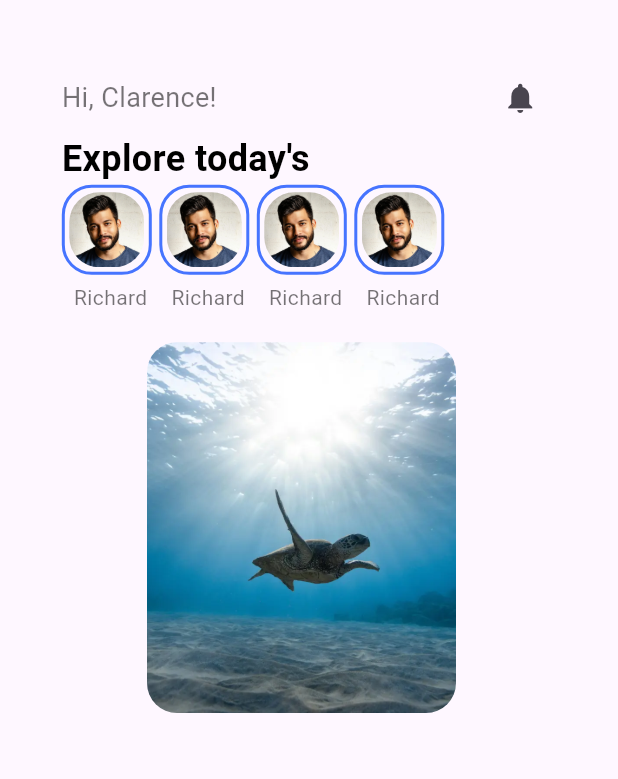
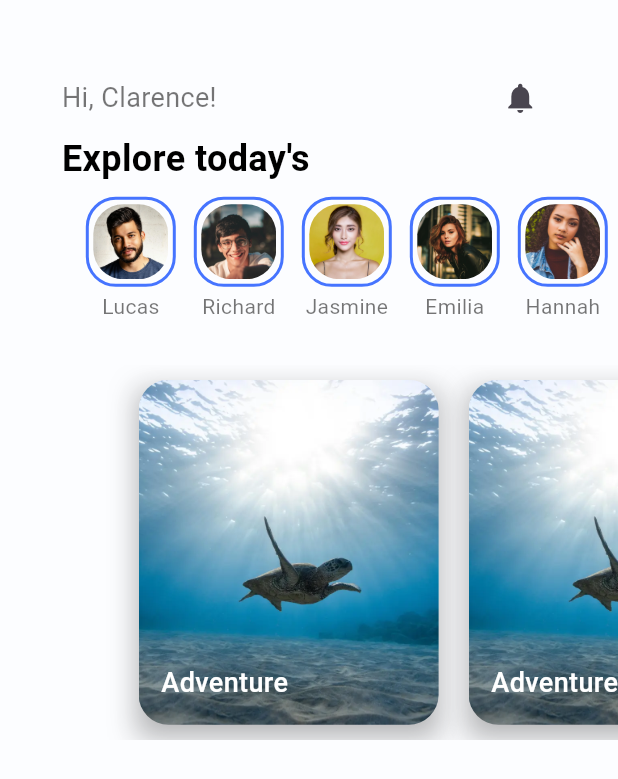
Before and after one commit to ClarenceLaria/blog_club, a Flutter app: the HomePage screen opened directly, on a phone screen of 412 x 824 dp. Shown: the top 779 px of the screen. Run offline on Flutter 3.47's test engine with Material 3 defaults, Android fonts, the light colour scheme and no system bars; our stand-ins replace sliding_up_panel, smooth_page_indicator, story_view.

Commit message:
Stories list and Categories Section updates

```diff
--- /dev/null
+++ b/lib/components/stories.dart
@@ -0,0 +1,39 @@
+import 'package:flutter/material.dart';
+import 'package:story_view/story_view.dart';
+
+class UserStories extends StatefulWidget {
+  const UserStories({super.key});
+
+  @override
+  _UserStoriesState createState() => _UserStoriesState();
+}
+
+class _UserStoriesState extends State<UserStories> {
+  final StoryController controller = StoryController();
+
+  final List<StoryItem> storyItems = [
+    StoryItem.text(title: "Welcome to my story!", backgroundColor: Colors.blue),
+    StoryItem.pageImage(
+      url: "https://example.com/story1.jpg",
+      controller: StoryController(),
+    ),
+    StoryItem.pageImage(
+      url: "https://example.com/story2.jpg",
+      controller: StoryController(),
+    ),
+  ];
+
+  @override
+  Widget build(BuildContext context) {
+    return Scaffold(
+      body: StoryView(
+        storyItems: storyItems,
+        controller: controller,
+        onComplete: () {
+          Navigator.pop(context);
+        },
+        repeat: false,
+      ),
+    );
+  }
+}
--- /dev/null
+++ b/lib/constants/stories_list.dart
@@ -0,0 +1,8 @@
+
+var stories = [
+    {"name": "Lucas", "image": "assets/images/face.webp"},
+    {"name": "Richard", "image": "assets/images/face1.webp"},
+    {"name": "Jasmine", "image": "assets/images/face2.webp"},
+    {"name": "Emilia", "image": "assets/images/face3.webp"},
+    {"name": "Hannah", "image": "assets/images/face4.webp"},
+  ];
--- a/lib/main.dart
+++ b/lib/main.dart
@@ -1,9 +1,9 @@
 import 'package:flutter/material.dart';
-import 'package:blog_club/components/on_boarding.dart';
+import 'package:blog_club/components/stories.dart';
 import 'package:blog_club/pages/home.dart';
 
 void main() {
-  runApp(MyApp());
+  runApp(const MyApp());
 }
 
 class MyApp extends StatelessWidget{
@@ -47,7 +47,7 @@ class _BlogClubPageState extends State<BlogClubPage>{
               )
             ),
           ),
-          const OnBoarding(),
+          const HomePage(),
         ],
       ),
     );
--- a/lib/pages/home.dart
+++ b/lib/pages/home.dart
@@ -1,7 +1,8 @@
 import 'package:flutter/material.dart';
+import 'package:blog_club/constants/stories_list.dart';
 
 class HomePage extends StatefulWidget {
-  const HomePage({Key? key}) : super(key: key);
+  const HomePage({super.key});
 
   @override
   State<HomePage> createState() {
@@ -12,9 +13,11 @@ class HomePage extends StatefulWidget {
 class _HomePageState extends State<HomePage> {
   _HomePageState();
 
+  final storiesList = stories;
   @override
   Widget build(BuildContext context) {
     return Scaffold(
+      backgroundColor: const Color.fromARGB(223,229,236,255).withOpacity(0.1),
       body: Stack(
         children: [
           Padding(
@@ -62,13 +65,18 @@ class _HomePageState extends State<HomePage> {
                         ),
                       ),
                       SizedBox(
-                        child: Row(
-                          // mainAxisAlignment: MainAxisAlignment.spaceEvenly,
-                          children: [
-                            Column(
+                        height: 100,
+                        child: ListView.builder(
+                          scrollDirection: Axis.horizontal,
+                          itemCount: storiesList.length,
+                          padding: const EdgeInsets.symmetric(horizontal: 10),
+                          itemBuilder: (context, index) {
+                            return Padding(
+                              padding: const EdgeInsets.symmetric(horizontal: 3.0, vertical: 5.0),
+                              child: Column(
                                 children: [
                                   Container(
-                                  margin: const EdgeInsets.only(right: 5),
+                                    margin: const EdgeInsets.all(3),
                                     decoration: BoxDecoration(
                                       border: Border.all(
                                         width: 2.0,
@@ -80,8 +88,10 @@ class _HomePageState extends State<HomePage> {
                                       padding: const EdgeInsets.all(3.0),
                                       child: ClipRRect(
                                         borderRadius: BorderRadius.circular(20),
-                                      child: const Image(
-                                        image: AssetImage('assets/images/face.webp'),
+                                        child: Image(
+                                          image: AssetImage(
+                                            storiesList[index]['image']!,
+                                          ),
                                           height: 50,
                                           width: 50,
                                           fit: BoxFit.cover,
@@ -89,134 +99,108 @@ class _HomePageState extends State<HomePage> {
                                       ),
                                     ),
                                   ),
-                                const SizedBox(height: 5,),
-                                const Text(
-                                  'Richard',
-                                  style: TextStyle(
+                                  Text(
+                                    storiesList[index]['name']!,
+                                    style: const TextStyle(
                                       fontSize: 14,
                                       color: Colors.black54,
                                     ),
                                   )
                                 ],
                               ),
-                            Column(
-                              children: [
-                                Container(
-                                  margin: const EdgeInsets.only(right: 5),
-                                  decoration: BoxDecoration(
-                                    border: Border.all(
-                                      width: 2.0,
-                                      color: const Color.fromARGB(237,56,106,255)
-                                    ),
-                                    borderRadius: const BorderRadius.all(Radius.circular(20)),
-                                  ),
-                                  child: Padding(
-                                    padding: const EdgeInsets.all(3.0),
-                                    child: ClipRRect(
-                                      borderRadius: BorderRadius.circular(20),
-                                      child: const Image(
-                                        image: AssetImage('assets/images/face.webp'),
-                                        height: 50,
-                                        width: 50,
-                                        fit: BoxFit.cover,
-                                      ),
-                                    ),
-                                  ),
-                                ),
-                                const SizedBox(height: 5,),
-                                const Text(
-                                  'Richard',
-                                  style: TextStyle(
-                                    fontSize: 14,
-                                    color: Colors.black54,
-                                  ),
-                                )
-                              ],
-                            ),
-                            Column(
-                              children: [
-                                Container(
-                                  margin: const EdgeInsets.only(right: 5),
-                                  decoration: BoxDecoration(
-                                    border: Border.all(
-                                      width: 2.0,
-                                      color: const Color.fromARGB(237,56,106,255)
-                                    ),
-                                    borderRadius: const BorderRadius.all(Radius.circular(20)),
-                                  ),
-                                  child: Padding(
-                                    padding: const EdgeInsets.all(3.0),
-                                    child: ClipRRect(
-                                      borderRadius: BorderRadius.circular(20),
-                                      child: const Image(
-                                        image: AssetImage('assets/images/face.webp'),
-                                        height: 50,
-                                        width: 50,
-                                        fit: BoxFit.cover,
-                                      ),
-                                    ),
-                                  ),
-                                ),
-                                const SizedBox(height: 5,),
-                                const Text(
-                                  'Richard',
-                                  style: TextStyle(
-                                    fontSize: 14,
-                                    color: Colors.black54,
-                                  ),
-                                )
-                              ],
-                            ),
-                            Column(
-                              children: [
-                                Container(
-                                  margin: const EdgeInsets.only(right: 5),
-                                  decoration: BoxDecoration(
-                                    border: Border.all(
-                                      width: 2.0,
-                                      color: const Color.fromARGB(237,56,106,255)
-                                    ),
-                                    borderRadius: const BorderRadius.all(Radius.circular(20)),
-                                  ),
-                                  child: Padding(
-                                    padding: const EdgeInsets.all(3.0),
-                                    child: ClipRRect(
-                                      borderRadius: BorderRadius.circular(20),
-                                      child: const Image(
-                                        image: AssetImage('assets/images/face.webp'),
-                                        height: 50,
-                                        width: 50,
-                                        fit: BoxFit.cover,
-                                      ),
-                                    ),
-                                  ),
-                                ),
-                                const SizedBox(height: 5,),
-                                const Text(
-                                  'Richard',
-                                  style: TextStyle(
-                                    fontSize: 14,
-                                    color: Colors.black54,
-                                  ),
-                                )
-                              ],
-                            ),
-                          ],
+                            );
+                          },
                         ),
                       ),
                     ],
                   ),
                 ),
                 const SizedBox(height: 20,),
+                SizedBox(
+                  height: 270,
+                  child: Padding(
+                    padding: EdgeInsets.only(left: MediaQuery.of(context).size.width * 0.1, bottom: 20),
+                    child: ListView(
+                      scrollDirection: Axis.horizontal,
+                      padding: EdgeInsets.only(left: MediaQuery.of(context).size.width * 0.1),
+                      children: [
                         Container(
-                  margin: const EdgeInsets.only(right: 10),
-                  child: ClipRRect(
+                          margin: const EdgeInsets.all(10),
+                          decoration: BoxDecoration(
+                            boxShadow: [
+                              BoxShadow(
+                                color: Colors.black.withOpacity(0.3),
+                                blurRadius: 15,
+                                spreadRadius: 1,
+                                offset: const Offset(0, 8),
+                              )
+                            ]
+                          ),
+                          child: Stack(
+                            alignment: Alignment.bottomLeft,
+                            children: [
+                              ClipRRect(
                                 borderRadius: BorderRadius.circular(20),
-                    child: Image(
-                      image: const AssetImage('assets/images/on_boarding_images/turtle.webp'),
-                      height: MediaQuery.of(context).size.height * 0.3,
-                      width: MediaQuery.of(context).size.width * 0.5,
+                                child: const Image(
+                                  image: AssetImage('assets/images/on_boarding_images/turtle.webp'),
+                                  height: 250,
+                                  width: 200,
                                   fit: BoxFit.cover,
+                                ),
+                              ),
+                              Container(
+                                padding: const EdgeInsets.symmetric(vertical: 15, horizontal: 15),
+                                child: const Text(
+                                  'Adventure',
+                                  style: TextStyle(
+                                    fontSize: 18,
+                                    fontWeight: FontWeight.w500,
+                                    color: Colors.white,
+                                  ),
+                                ),
+                              )
+                            ],
+                          ),
+                        ),
+                        Container(
+                          margin: const EdgeInsets.all(10),
+                          decoration: BoxDecoration(
+                            boxShadow: [
+                              BoxShadow(
+                                color: Colors.black.withOpacity(0.3),
+                                blurRadius: 15,
+                                spreadRadius: 1,
+                                offset: const Offset(0, 8),
+                              )
+                            ]
+                          ),
+                          child: Stack(
+                            alignment: Alignment.bottomLeft,
+                            children: [
+                              ClipRRect(
+                                borderRadius: BorderRadius.circular(20),
+                                child: const Image(
+                                  image: AssetImage('assets/images/on_boarding_images/turtle.webp'),
+                                  height: 250,
+                                  width: 200,
+                                  fit: BoxFit.cover,
+                                ),
+                              ),
+                              Container(
+                                padding: const EdgeInsets.symmetric(vertical: 15, horizontal: 15),
+                                child: const Text(
+                                  'Adventure',
+                                  style: TextStyle(
+                                    fontSize: 18,
+                                    fontWeight: FontWeight.w500,
+                                    color: Colors.white,
+                                  ),
+                                ),
+                              )
+                            ],
+                          ),
+                        ),
+                      ],
                     ),
                   ),
                 ),
--- a/pubspec.yaml
+++ b/pubspec.yaml
@@ -32,6 +32,7 @@ dependencies:
     sdk: flutter
   sliding_up_panel: ^2.0.0+1
   smooth_page_indicator: ^1.2.0+3
+  story_view: ^0.16.5
 
   # The following adds the Cupertino Icons font to your application.
   # Use with the CupertinoIcons class for iOS style icons.
```
Also changed, not shown: pubspec.lock, 2 other files. Lines whose indentation alone changed are shown as unchanged.
